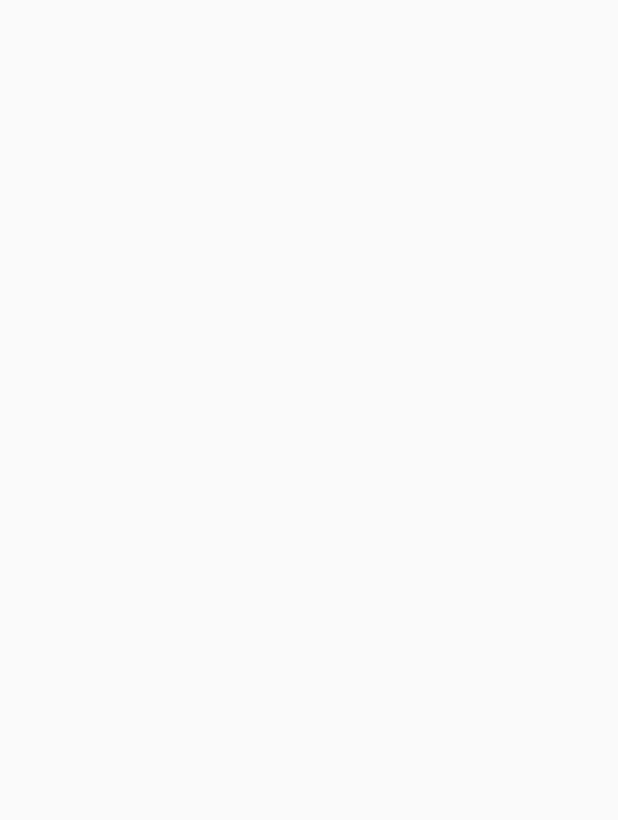
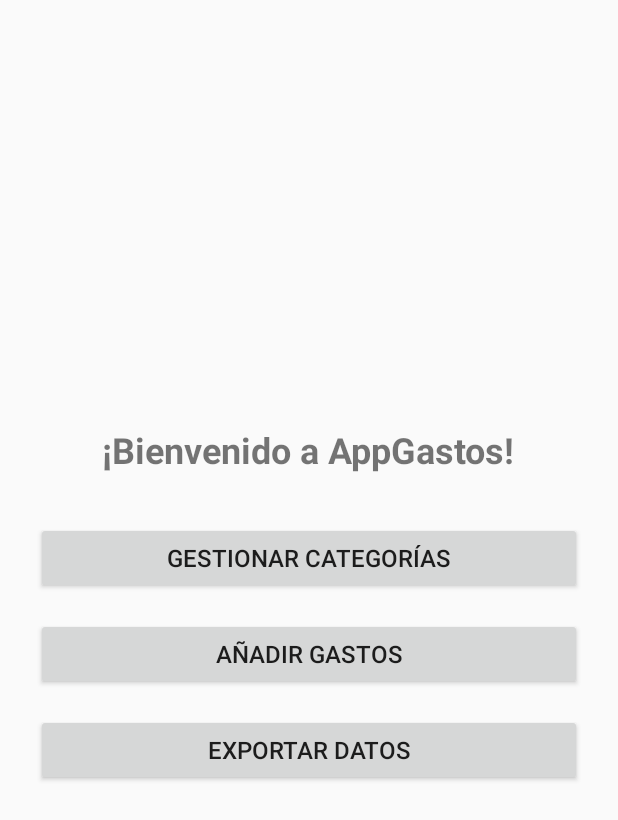
Before and after one commit to AliasJavier/AppGastos, an Android app: the screen it shows after launch (MainActivity), on a phone screen of 412 x 824 dp. Before the commit the part shown is empty. Shown: the top 820 px of the screen. Run offline under Robolectric (Android 15) with nearby library versions, the phone set to English and light mode, and no system bars; our stand-ins replace Room's generated code.

Commit message:
funciona en mi movil

```diff
--- a/app/build.gradle
+++ b/app/build.gradle
@@ -24,6 +24,9 @@ android {
     kotlinOptions {
         jvmTarget = "17"
     }
+    buildFeatures {
+        buildConfig = true
+    }
 }
 dependencies {
     implementation "org.jetbrains.kotlin:kotlin-stdlib:1.9.0"
--- a/app/src/main/AndroidManifest.xml
+++ b/app/src/main/AndroidManifest.xml
@@ -4,11 +4,11 @@
     <application
         android:name=".AppGastosApp"
         android:allowBackup="true"
-        android:label="AppGastos"
+        android:label="@string/app_name"
         android:icon="@mipmap/ic_launcher"
         android:roundIcon="@mipmap/ic_launcher_round"
         android:supportsRtl="true"
-        android:theme="@style/Theme.AppCompat.Light.NoActionBar">
+        android:theme="@style/AppTheme">
         <activity android:name=".ui.MainActivity" android:exported="true">
             <intent-filter>
                 <action android:name="android.intent.action.MAIN" />
--- a/app/src/main/java/com/example/appgastos/data/AppDatabase.kt
+++ b/app/src/main/java/com/example/appgastos/data/AppDatabase.kt
@@ -5,7 +5,7 @@ import androidx.room.RoomDatabase
 import com.example.appgastos.model.Category
 import com.example.appgastos.model.Expense
 
-@Database(entities = [Category::class, Expense::class], version = 1)
+@Database(entities = [Category::class, Expense::class], version = 1, exportSchema = false)
 abstract class AppDatabase : RoomDatabase() {
     abstract fun categoryDao(): CategoryDao
     abstract fun expenseDao(): ExpenseDao
--- a/app/src/main/java/com/example/appgastos/ui/MainActivity.kt
+++ b/app/src/main/java/com/example/appgastos/ui/MainActivity.kt
@@ -2,11 +2,11 @@ package com.example.appgastos.ui
 
 import android.os.Bundle
 import androidx.appcompat.app.AppCompatActivity
+import com.example.appgastos.R
 
 class MainActivity : AppCompatActivity() {
     override fun onCreate(savedInstanceState: Bundle?) {
         super.onCreate(savedInstanceState)
-        // Jetpack Compose eliminado. Usa setContentView con un layout XML.
-        // setContentView(R.layout.activity_main)
+        setContentView(R.layout.activity_main)
     }
 }
--- /dev/null
+++ b/app/src/main/res/layout/activity_main.xml
@@ -0,0 +1,42 @@
+<?xml version="1.0" encoding="utf-8"?>
+<LinearLayout xmlns:android="http://schemas.android.com/apk/res/android"
+    android:layout_width="match_parent"
+    android:layout_height="match_parent"
+    android:orientation="vertical"
+    android:gravity="center"
+    android:padding="24dp">
+
+    <TextView
+        android:id="@+id/textViewWelcome"
+        android:layout_width="wrap_content"
+        android:layout_height="wrap_content"
+        android:text="¡Bienvenido a AppGastos!"
+        android:textSize="24sp"
+        android:textStyle="bold"
+        android:layout_marginBottom="32dp" />
+
+    <Button
+        android:id="@+id/btnCategories"
+        android:layout_width="match_parent"
+        android:layout_height="wrap_content"
+        android:text="Gestionar Categorías"
+        android:textSize="16sp"
+        android:layout_marginBottom="16dp" />
+
+    <Button
+        android:id="@+id/btnExpenses"
+        android:layout_width="match_parent"
+        android:layout_height="wrap_content"
+        android:text="Añadir Gastos"
+        android:textSize="16sp"
+        android:layout_marginBottom="16dp" />
+
+    <Button
+        android:id="@+id/btnExport"
+        android:layout_width="match_parent"
+        android:layout_height="wrap_content"
+        android:text="Exportar Datos"
+        android:textSize="16sp"
+        android:layout_marginBottom="16dp" />
+
+</LinearLayout>
--- /dev/null
+++ b/app/src/main/res/values/strings.xml
@@ -0,0 +1,4 @@
+<?xml version="1.0" encoding="utf-8"?>
+<resources>
+    <string name="app_name">AppGastos</string>
+</resources>
--- /dev/null
+++ b/app/src/main/res/values/styles.xml
@@ -0,0 +1,6 @@
+<?xml version="1.0" encoding="utf-8"?>
+<resources>
+    <style name="AppTheme" parent="Theme.AppCompat.Light.NoActionBar">
+        <!-- Estilo personalizado para la app -->
+    </style>
+</resources>
```
Also changed, not shown: app/src/main/res/layout/activity_categories.xml (added, +51 -0 lines).
